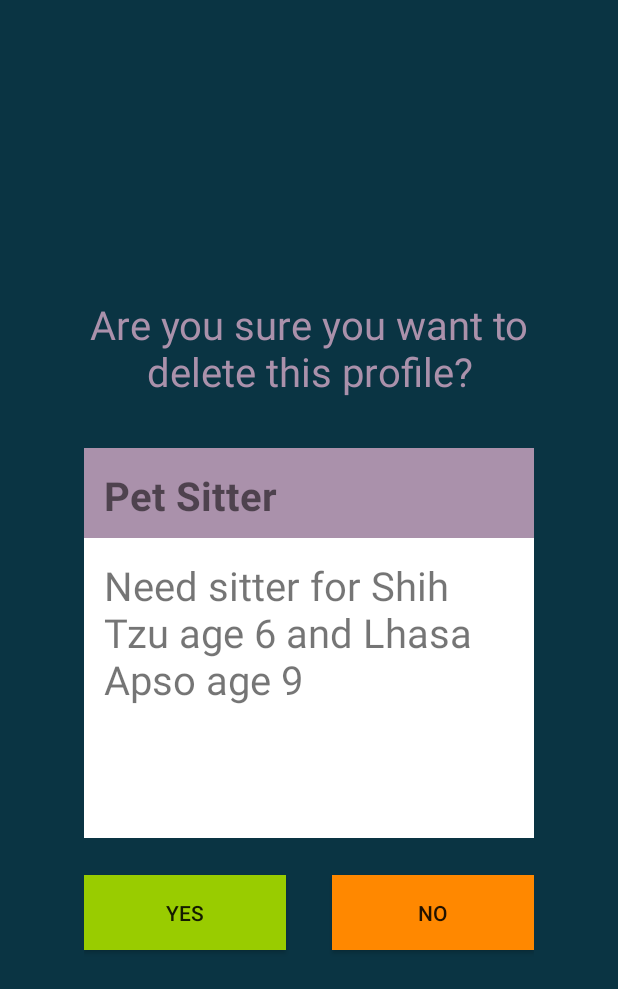
After one commit to mmcarson/hackisu2017, an Android app: the DeleteProfileActivity screen opened directly, with no data from a screen before it, on a phone screen of 412 x 824 dp. The commit adds this screen. Shown: the top 989 px of the screen. Run offline under Robolectric (Android 15) with nearby library versions, the phone set to English and light mode, and no system bars.

Commit message:
working on deleteprofileactivity

```diff
--- a/Veloxopus/app/src/main/AndroidManifest.xml
+++ b/Veloxopus/app/src/main/AndroidManifest.xml
@@ -47,7 +47,8 @@
             android:name=".CardActivity"
             android:label="@string/title_activity_card"
             android:theme="@style/AppTheme.NoActionBar" />
-        <activity android:name=".RegistrationActivity"></activity>
+        <activity android:name=".RegistrationActivity" />
+        <activity android:name=".DeleteProfileActivity"></activity>
     </application>
 
 </manifest>
--- a/Veloxopus/app/src/main/java/com/example/sabishop/veloxopus/CardActivity.java
+++ b/Veloxopus/app/src/main/java/com/example/sabishop/veloxopus/CardActivity.java
@@ -41,6 +41,8 @@ public class CardActivity extends AppCompatActivity {
         nameView.setText(profile.name);
         TextView descriptionView = (TextView)findViewById(R.id.textViewDescription);
         descriptionView.setText(profile.description);
+        TextView categoryView = (TextView)findViewById(R.id.textViewTitle);
+        categoryView.setText(profile.category);
 
     }
 
--- /dev/null
+++ b/Veloxopus/app/src/main/java/com/example/sabishop/veloxopus/DeleteProfileActivity.java
@@ -0,0 +1,43 @@
+package com.example.sabishop.veloxopus;
+
+import android.content.Intent;
+import android.support.v7.app.AppCompatActivity;
+import android.os.Bundle;
+import android.view.View;
+import android.widget.Button;
+import android.widget.TextView;
+import android.widget.Toast;
+
+public class DeleteProfileActivity extends AppCompatActivity implements View.OnClickListener {
+
+    String email;
+    @Override
+    protected void onCreate(Bundle savedInstanceState) {
+        super.onCreate(savedInstanceState);
+        setContentView(R.layout.activity_delete_profile);
+        email = getIntent().getStringExtra("email");
+
+        //TODO: fill with info from database
+        Profile profile = new Profile("contactlaurac@gmail.com", "Pet Sitter", "Need sitter for Shih Tzu age 6 and Lhasa Apso age 9", "Child/Pet Care", "Job", 1);
+        TextView nameView = (TextView)findViewById(R.id.textViewName);
+        nameView.setText(profile.name);
+        TextView descriptionView = (TextView)findViewById(R.id.textViewDescription);
+        descriptionView.setText(profile.description);
+
+        Button yesButton = (Button)findViewById(R.id.button_yes);
+        yesButton.setOnClickListener(this);
+        Button noButton = (Button)findViewById(R.id.button_no);
+        noButton.setOnClickListener(this);
+    }
+
+    @Override
+    public void onClick(View view) {
+        if (view == findViewById(R.id.button_yes)){
+            //TODO: delete profile from database
+            Toast.makeText(getApplicationContext(), "Profile deleted", Toast.LENGTH_LONG).show();
+        }
+        Intent intent = new Intent(getApplicationContext(), ProfilesActivity.class);
+        intent.putExtra("email", email);
+        startActivity(intent);
+    }
+}
--- /dev/null
+++ b/Veloxopus/app/src/main/res/layout/activity_delete_profile.xml
@@ -0,0 +1,72 @@
+<?xml version="1.0" encoding="utf-8"?>
+<LinearLayout xmlns:android="http://schemas.android.com/apk/res/android"
+    xmlns:tools="http://schemas.android.com/tools"
+    android:id="@+id/activity_delete_profile"
+    android:layout_width="match_parent"
+    android:layout_height="match_parent"
+    android:paddingBottom="@dimen/activity_vertical_margin"
+    android:paddingLeft="@dimen/activity_horizontal_margin"
+    android:paddingRight="@dimen/activity_horizontal_margin"
+    android:paddingTop="@dimen/activity_vertical_margin"
+    tools:context="com.example.sabishop.veloxopus.DeleteProfileActivity"
+    android:background="@color/colorDarkGreen"
+    android:orientation="vertical"
+    android:gravity="center">
+
+    <TextView
+        android:text="@string/are_you_sure_you_want_to_delete_this_profile"
+        android:layout_width="match_parent"
+        android:layout_height="wrap_content"
+        android:id="@+id/textView2"
+        android:textColor="@color/colorLightPurple"
+        android:textSize="12pt"
+        android:gravity="center"
+        android:layout_margin="15pt"/>
+
+    <TextView
+        android:text="Name:"
+        android:layout_width="300dp"
+        android:layout_height="60dp"
+        android:id="@+id/textViewName"
+        android:textSize="12pt"
+        android:layout_gravity="center_horizontal"
+        android:background="@color/colorLightPurple"
+        android:textStyle="bold"
+        android:padding="6pt"/>
+
+    <TextView
+        android:text="Description"
+        android:layout_width="300dp"
+        android:layout_height="200dp"
+        android:id="@+id/textViewDescription"
+        android:layout_gravity="center_horizontal"
+        android:background="@color/colorWhite"
+        android:textSize="12pt"
+        android:padding="6pt"/>
+
+    <LinearLayout
+        android:orientation="horizontal"
+        android:layout_width="300dp"
+        android:layout_height="100dp"
+        android:gravity="center">
+
+        <Button
+            android:text="Yes"
+            android:layout_width="50dp"
+            android:layout_height="50dp"
+            android:id="@+id/button_yes"
+            android:layout_weight="1"
+            android:background="@android:color/holo_green_light"
+            android:layout_marginRight="15dp"/>
+
+        <Button
+            android:text="No"
+            android:layout_width="50dp"
+            android:layout_height="50dp"
+            android:id="@+id/button_no"
+            android:layout_weight="1"
+            android:background="@android:color/holo_orange_dark"
+            android:layout_marginLeft="15dp"/>
+    </LinearLayout>
+
+</LinearLayout>
--- a/Veloxopus/app/src/main/res/layout/activity_registration.xml
+++ b/Veloxopus/app/src/main/res/layout/activity_registration.xml
@@ -36,7 +36,7 @@
             android:layout_width="300dp"
             android:layout_height="wrap_content">
 
-            <AutoCompleteTextView
+            <EditText
                 android:id="@+id/email"
                 android:layout_width="match_parent"
                 android:layout_height="wrap_content"
--- a/Veloxopus/app/src/main/res/values/strings.xml
+++ b/Veloxopus/app/src/main/res/values/strings.xml
@@ -118,4 +118,5 @@
     <string name="registration">Registration</string>
     <string name="what_s_your_first_name">What\'s your first name?</string>
     <string name="register">Register</string>
+    <string name="are_you_sure_you_want_to_delete_this_profile">Are you sure you want to delete this profile?</string>
 </resources>
```
Also changed, not shown: Veloxopus/app/src/main/java/com/example/sabishop/veloxopus/LoginActivity.java (+13 -1 lines), Veloxopus/app/src/main/java/com/example/sabishop/veloxopus/RegistrationActivity.java (+37 -1 lines).
